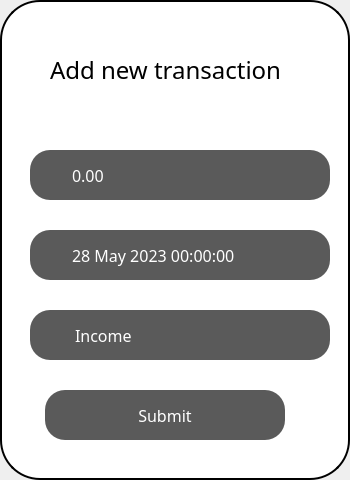
Above: transactionsWindow.ui from 262094/Financify before the change. Below: the same form after it.
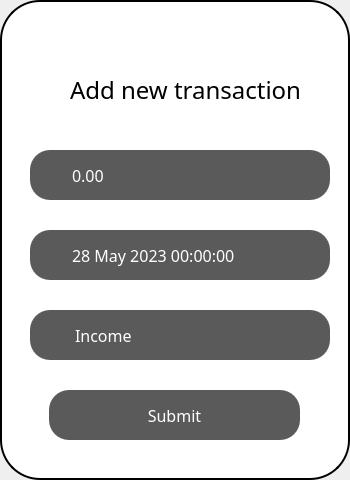
That is the form after the change. Icons and pictures are not drawn.

Patch:
```diff
--- a/transactionsWindow.ui
+++ b/transactionsWindow.ui
@@ -32,8 +32,8 @@
    <widget class="QLabel" name="label">
     <property name="geometry">
      <rect>
-      <x>50</x>
-      <y>50</y>
+      <x>70</x>
+      <y>70</y>
       <width>250</width>
       <height>40</height>
      </rect>
@@ -55,9 +55,9 @@
    <widget class="QPushButton" name="submitButton">
     <property name="geometry">
      <rect>
-      <x>45</x>
+      <x>49</x>
       <y>390</y>
-      <width>240</width>
+      <width>251</width>
       <height>50</height>
      </rect>
     </property>
```
Left out of the diff: 53 changed lines with no effect on the pictures.
